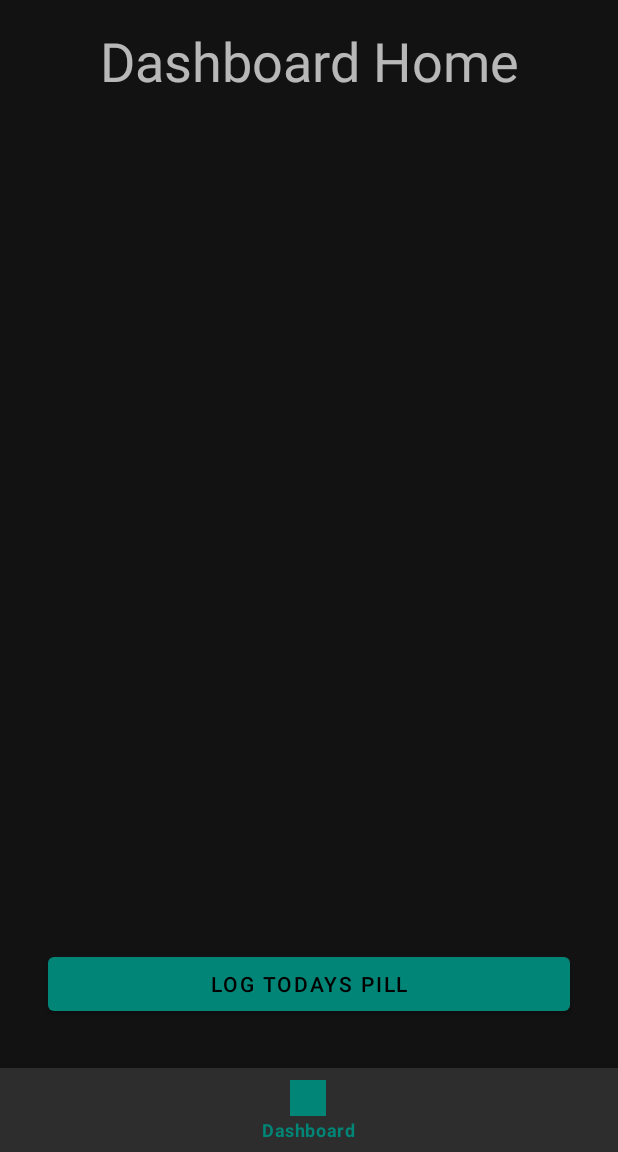
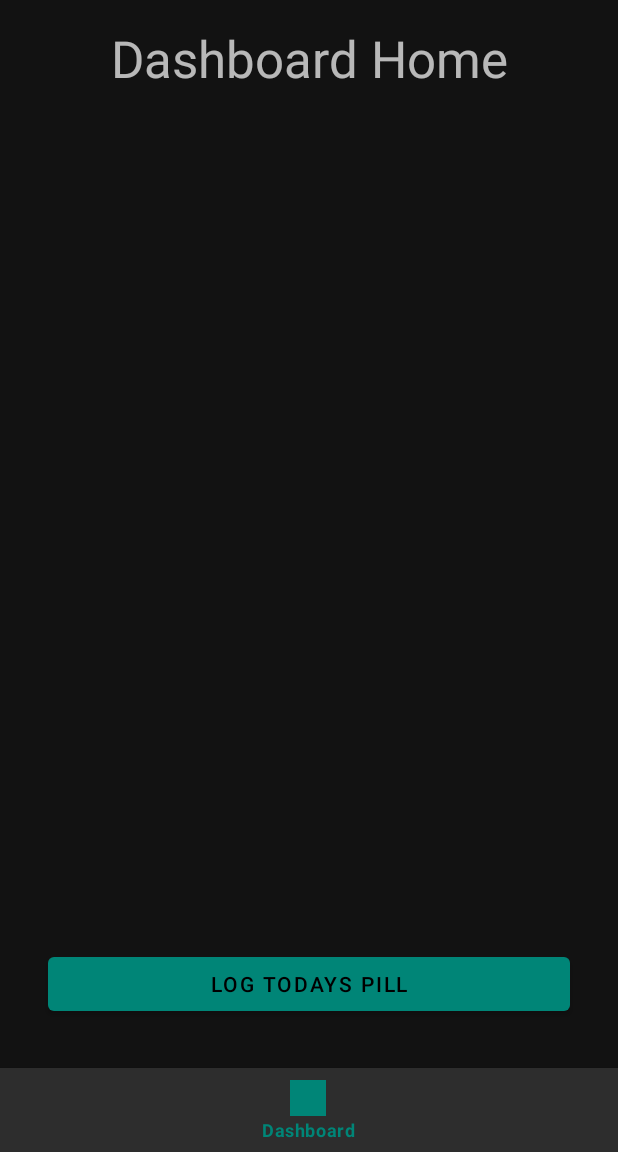
Before and after one commit to gagandaroach/bclogger, an Android app: the screen it shows after launch (MainActivity), on a phone screen of 412 x 824 dp, the part 84-1236 px from its top. Run offline under Robolectric (Android 15) with nearby library versions, the phone set to English and light mode, and no system bars; our stand-ins replace navigation-ui.

Commit message:
uniform headings. display 1

```diff
--- a/app/src/main/res/layout/fragment_dashboard.xml
+++ b/app/src/main/res/layout/fragment_dashboard.xml
@@ -14,10 +14,9 @@
           android:layout_height="wrap_content"
           android:layout_marginTop="16dp"
           android:text="Dashboard Home"
-      android:textSize="36sp"
           app:layout_constraintEnd_toEndOf="parent"
           app:layout_constraintStart_toStartOf="parent"
-      app:layout_constraintTop_toTopOf="parent" />
+          app:layout_constraintTop_toTopOf="parent" android:textAppearance="@style/TextAppearance.AppCompat.Display1"/>
 
   <Button
       android:id="@+id/button"
--- a/app/src/main/res/layout/fragment_new_cycle.xml
+++ b/app/src/main/res/layout/fragment_new_cycle.xml
@@ -12,12 +12,13 @@
             android:layout_width="wrap_content"
             android:layout_height="wrap_content"
             android:layout_marginStart="8dp"
-        android:layout_marginTop="32dp"
+            android:layout_marginTop="16dp"
             android:layout_marginEnd="8dp"
             android:text="@string/create_a_new_cycle"
             app:layout_constraintEnd_toEndOf="parent"
             app:layout_constraintStart_toStartOf="parent"
-        app:layout_constraintTop_toTopOf="parent" />
+            app:layout_constraintTop_toTopOf="parent"
+            android:textAppearance="@style/TextAppearance.AppCompat.Display1"/>
 
     <Button
         android:id="@+id/button2"
```
Lines whose indentation alone changed are shown as unchanged.
